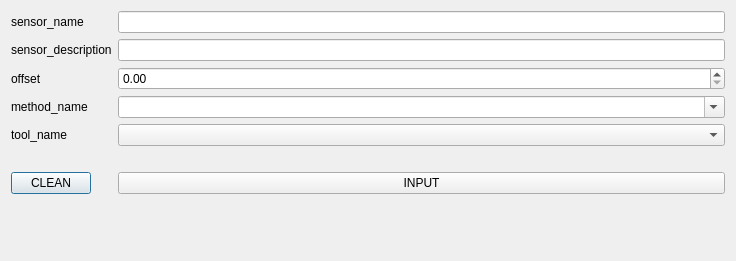
The window that sensoraddwindow.ui (vanish194/QueryDataBaseEditor) describes before a commit, drawn with Qt 5.
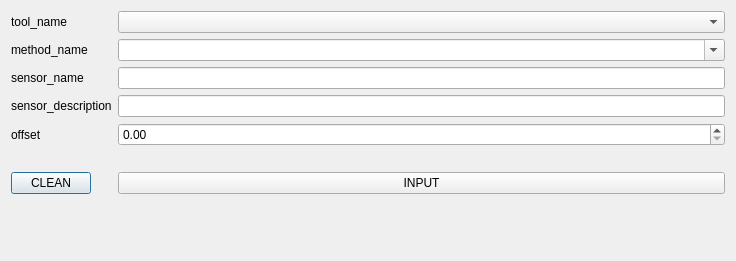
The same window after the commit.

Diff of the .ui file:
```diff
--- a/sensoraddwindow.ui
+++ b/sensoraddwindow.ui
@@ -14,81 +14,81 @@
    <string>Sensor Add Window</string>
   </property>
   <layout class="QFormLayout" name="formLayout">
-   <item row="0" column="0">
+   <item row="4" column="0">
     <widget class="QLabel" name="label">
      <property name="text">
       <string>sensor_name</string>
      </property>
     </widget>
    </item>
-   <item row="0" column="1">
+   <item row="4" column="1">
     <widget class="QLineEdit" name="lineEdit_sensor_name"/>
    </item>
-   <item row="1" column="0">
+   <item row="5" column="0">
     <widget class="QLabel" name="label_2">
      <property name="text">
       <string>sensor_description</string>
      </property>
     </widget>
    </item>
-   <item row="1" column="1">
+   <item row="5" column="1">
     <widget class="QLineEdit" name="lineEdit_sensor_description"/>
    </item>
-   <item row="2" column="0">
+   <item row="6" column="0">
     <widget class="QLabel" name="label_3">
      <property name="text">
       <string>offset</string>
      </property>
     </widget>
    </item>
-   <item row="2" column="1">
+   <item row="6" column="1">
     <widget class="QDoubleSpinBox" name="doubleSpinBox_offset"/>
    </item>
-   <item row="3" column="0">
-    <widget class="QLabel" name="label_5">
-     <property name="text">
-      <string>method_name</string>
-     </property>
-    </widget>
-   </item>
-   <item row="4" column="0">
-    <widget class="QLabel" name="label_4">
-     <property name="text">
-      <string>tool_name</string>
-     </property>
-    </widget>
-   </item>
-   <item row="3" column="1">
-    <widget class="QComboBox" name="comboBox_method_name">
-     <property name="editable">
-      <bool>true</bool>
-     </property>
-    </widget>
-   </item>
-   <item row="4" column="1">
-    <widget class="QComboBox" name="comboBox_tool_name"/>
-   </item>
-   <item row="7" column="0">
+   <item row="11" column="0">
     <widget class="QPushButton" name="pushButton_CLEAN">
      <property name="text">
       <string>CLEAN</string>
      </property>
     </widget>
    </item>
-   <item row="7" column="1">
+   <item row="11" column="1">
     <widget class="QPushButton" name="pushButton_INPUT">
      <property name="text">
       <string>INPUT</string>
      </property>
     </widget>
    </item>
-   <item row="6" column="1">
+   <item row="10" column="1">
     <widget class="QLabel" name="label_input_info">
      <property name="text">
       <string/>
      </property>
     </widget>
    </item>
+   <item row="0" column="1">
+    <widget class="QComboBox" name="comboBox_tool_name"/>
+   </item>
+   <item row="0" column="0">
+    <widget class="QLabel" name="label_4">
+     <property name="text">
+      <string>tool_name</string>
+     </property>
+    </widget>
+   </item>
+   <item row="2" column="1">
+    <widget class="QComboBox" name="comboBox_method_name">
+     <property name="editable">
+      <bool>true</bool>
+     </property>
+    </widget>
+   </item>
+   <item row="2" column="0">
+    <widget class="QLabel" name="label_5">
+     <property name="text">
+      <string>method_name</string>
+     </property>
+    </widget>
+   </item>
   </layout>
  </widget>
  <resources/>
```
